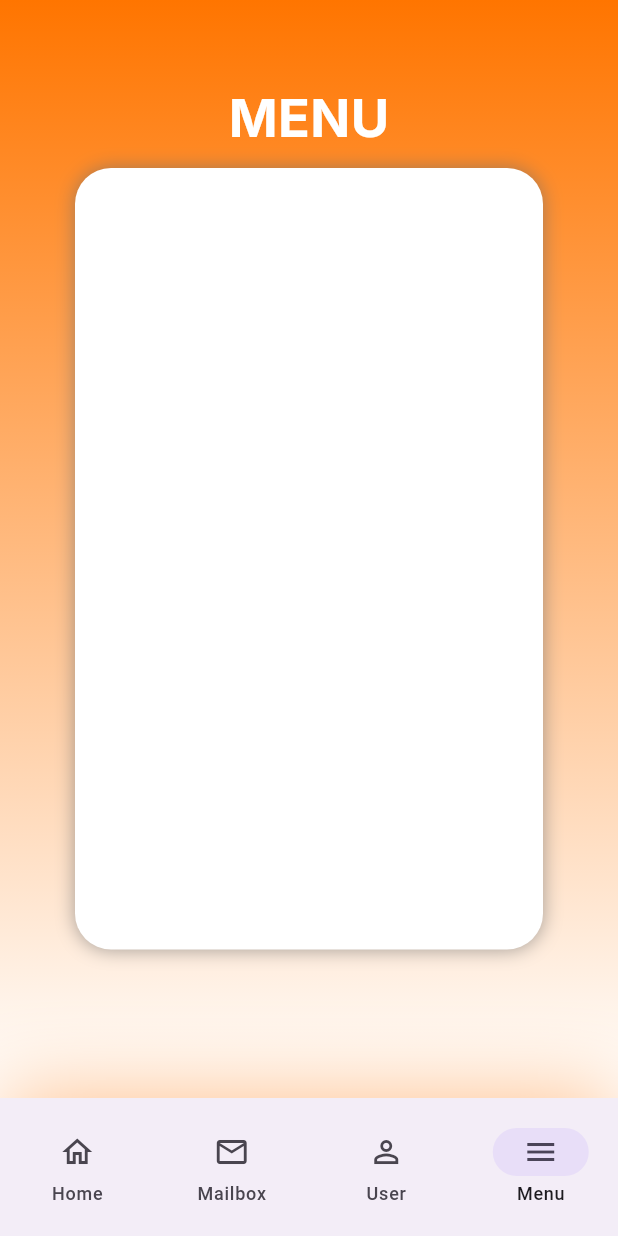
After one commit to MeenYossakorn/Kmunity-Project, a Flutter app: the screen it shows after launch, item 4 of the bottom bar chosen, on a phone screen of 412 x 824 dp. The commit adds this screen. Run offline on Flutter 3.47's test engine with Material 3 defaults, Android fonts, the phone set to English and light mode, and no system bars; our stand-ins replace get, google_fonts.

Commit message:
ดเเก้ 3/2/2024

```diff
--- /dev/null
+++ b/lib/Screens/Menu_screen.dart
@@ -0,0 +1,73 @@
+import 'package:flutter/material.dart';
+import 'package:get/get.dart';
+import "package:google_fonts/google_fonts.dart";
+import 'package:kmunity_se/Screens/BookingBook_screen.dart';
+import 'package:kmunity_se/Screens/Login_screen.dart';
+import 'package:kmunity_se/component/my_button.dart';
+
+class menuscreen extends StatefulWidget {
+  menuscreen({super.key});
+
+  @override
+  State<menuscreen> createState() => _menuscreenState();
+}
+
+class _menuscreenState extends State<menuscreen> {
+
+
+  @override
+  Widget build(BuildContext context) {
+    return Scaffold(
+      body: Container(
+        decoration: const BoxDecoration(
+            gradient: LinearGradient(
+          begin: Alignment.topCenter,
+          end: Alignment.bottomCenter,
+          colors: [Color(0xFFFF7500), Colors.white],
+        )),
+        child: Stack(
+          children: [
+            Positioned(
+              top: 53,
+              left: 50,
+              right: 50,
+              child: Center(
+                child: Text(
+                  "MENU",
+                  style: GoogleFonts.inter(
+                    // textStyle: Theme.of(context).textTheme.titleLarge,
+                    fontSize: 35,
+                    fontWeight: FontWeight.bold,
+                    color: Colors.white,
+                  ),
+                ),
+              ),
+            ),
+            Positioned(
+              top: 112,
+              left: 50,
+              right: 50,
+              child: Container(
+                decoration: const BoxDecoration(
+                  color: Colors.white,
+                  borderRadius: BorderRadius.all(Radius.circular(24)),
+                  boxShadow: [
+                    BoxShadow(
+                      blurRadius: 10,
+                      color: Color.fromARGB(161, 110, 110, 110),
+                      offset: Offset(0, 0),
+                    )
+                  ],
+                ),
+                width: 330,
+                height: 521,
+                child: Center(
+                ),
+              ),
+            ),
+          ],
+        ),
+      ),
+    );
+  }
+}
--- /dev/null
+++ b/lib/Screens/bottom_nav.dart
@@ -0,0 +1,80 @@
+import 'package:flutter/material.dart';
+import 'package:kmunity_se/Screens/Login_screen.dart';
+import 'package:kmunity_se/Screens/Menu_screen.dart';
+import 'package:kmunity_se/Screens/User_screen.dart';
+import 'package:get/get.dart';
+import 'package:kmunity_se/constant/constant.dart';
+
+class Bottomnavigationbar extends StatefulWidget {
+  const Bottomnavigationbar({super.key});
+
+  @override
+  State<Bottomnavigationbar> createState() => _BottomnavigationbarState();
+}
+
+class _BottomnavigationbarState extends State<Bottomnavigationbar> {
+  bool isHomeOutline = true;
+  @override
+  Widget build(BuildContext context) {
+    final controller = Get.put(NavigationController());
+
+    return Scaffold(
+      bottomNavigationBar: Obx(
+        () => Container(
+          decoration: const BoxDecoration(
+            boxShadow: [
+              BoxShadow(
+                blurRadius: 50,
+                color: Color.fromARGB(255, 255, 186, 130),
+                offset: Offset(0, 0),
+              )
+            ],
+          ),
+          child: NavigationBar(
+            // currentIndex: _currentIndex,
+
+            height: 92,
+            elevation: 0,
+            selectedIndex: controller.selectedIndex.value,
+            onDestinationSelected: (index) =>
+                controller.selectedIndex.value = index,
+
+            destinations: const [
+              NavigationDestination(
+                icon: Icon(Icons.home_outlined),
+                label: 'Home',
+              ),
+              NavigationDestination(
+                icon: Icon(Icons.mail_outlined),
+                label: 'Mailbox',
+              ),
+              NavigationDestination(
+                icon: Icon(Icons.person_outline),
+                label: 'User',
+              ),
+              NavigationDestination(
+                icon: Icon(Icons.menu),
+                label: 'Menu',
+              ),
+            ],
+          ),
+        ),
+      ),
+      body: Obx(() => controller.screens[controller.selectedIndex.value]),
+    );
+  }
+}
+
+class NavigationController extends GetxController {
+  final Rx<int> selectedIndex = 0.obs;
+
+  final screens = [
+    LoginScreen(),
+    Container(
+      color: Colors.black,
+    ),
+    userscreen(),
+
+     menuscreen(),
+  ];
+}
--- a/lib/main.dart
+++ b/lib/main.dart
@@ -1,6 +1,8 @@
 import 'package:flutter/material.dart';
-import 'package:kmunity_se/widget/Login_screen.dart';
-import 'package:kmunity_se/widget/User_screen.dart';
+import 'package:kmunity_se/Screens/Login_screen.dart';
+import 'package:kmunity_se/Screens/User_screen.dart';
+import 'package:kmunity_se/Screens/bottom_nav.dart';
+import 'package:kmunity_se/Screens/bottom_navbar.dart';
 
 void main() {
   runApp(const MyApp());
@@ -17,7 +19,7 @@ class MyApp extends StatelessWidget {
       theme: ThemeData(
         primaryColor: Colors.blue,
       ),
-      home: userscreen(),
+      home:  const Bottomnavigationbar(),
     );
   }
 }
--- a/pubspec.yaml
+++ b/pubspec.yaml
@@ -30,7 +30,7 @@ environment:
 dependencies:
   flutter:
     sdk: flutter
-
+  get: ^4.6.6
   google_fonts: ^6.1.0
 
   smooth_page_indicator: ^1.1.0
```
Also changed, not shown: lib/Screens/BookingBook_screen.dart (added, +62 -0 lines), lib/Screens/Login_screen.dart (renamed from lib/widget/Login_screen.dart, +21 -3 lines), lib/Screens/bottom_navbar.dart (added, +60 -0 lines), lib/constant/constant.dart (added, +10 -0 lines), lib/Screens/User_screen.dart (renamed from lib/widget/User_screen.dart), pubspec.lock.
